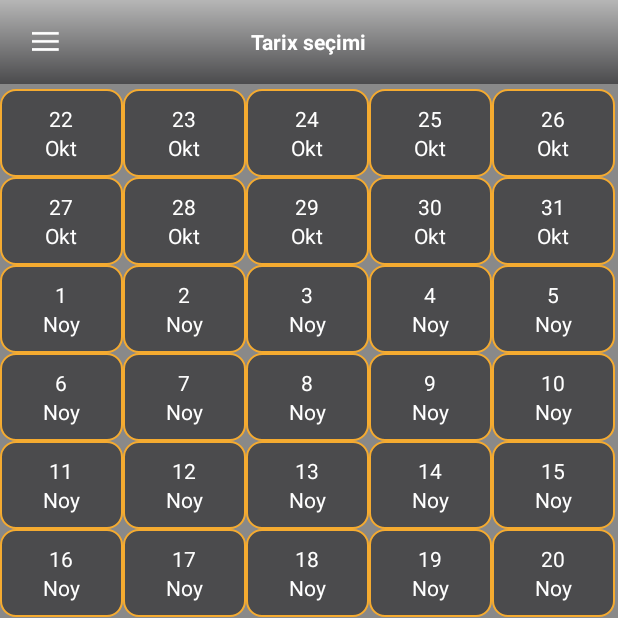
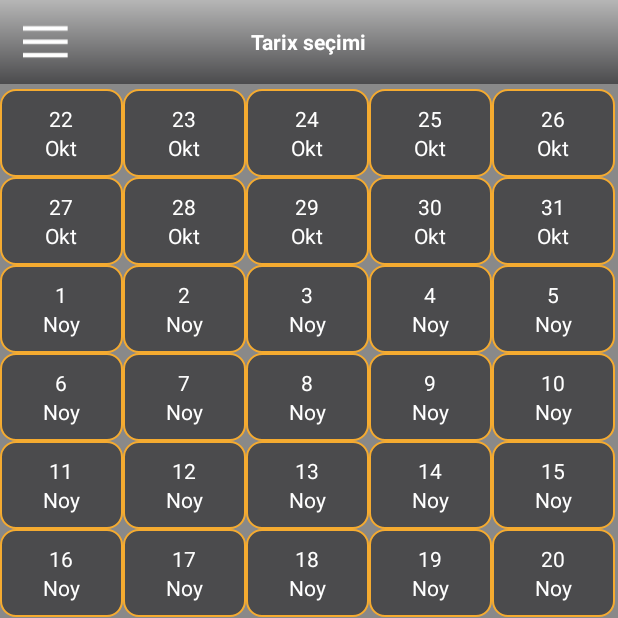
Before and after one commit to nicatguliyev/HunerTest, an Android app: the screen it shows after launch (SelectDate), on a phone screen of 412 x 824 dp, the top half of it. Run offline under Robolectric (Android 15) with nearby library versions, the light colour scheme and no system bars.

Commit message:
Grid Yaradildi

```diff
--- a/app/src/main/java/com/example/artservis/hunertest/SelectDate.java
+++ b/app/src/main/java/com/example/artservis/hunertest/SelectDate.java
@@ -48,14 +48,15 @@ public class SelectDate extends AppCompatActivity {
 
         ActionBar mActionBar = getSupportActionBar();
 
-        mActionBar.setDisplayShowHomeEnabled(false);
-        mActionBar.setDisplayShowTitleEnabled(false);
-        mActionBar.setDisplayShowCustomEnabled(true);
-        mActionBar.setElevation(0);
-        // mActionBar.setBackgroundDrawable(new ColorDrawable(Color.parseColor("#616060")));
-        mActionBar.setBackgroundDrawable(getResources().getDrawable(R.drawable.gradient_actionbar));
-        ViewGroup actionBarLayout = (ViewGroup) getLayoutInflater().inflate(R.layout.select_date_actionbar, null);
-        mActionBar.setCustomView(actionBarLayout);
+      //  mActionBar.setDisplayShowHomeEnabled(false);
+      //  mActionBar.setDisplayShowTitleEnabled(false);
+      //  mActionBar.setDisplayShowCustomEnabled(true);
+      //  mActionBar.setElevation(0);
+      //  mActionBar.setBackgroundDrawable(getResources().getDrawable(R.drawable.gradient_actionbar));
+      //  ViewGroup actionBarLayout = (ViewGroup) getLayoutInflater().inflate(R.layout.select_date_actionbar, null);
+      //  mActionBar.setCustomView(actionBarLayout);
+
+        mActionBar.hide();
 
 
         months.put("01", "Yanvar");
--- /dev/null
+++ b/app/src/main/res/anim/come_from_left.xml
@@ -0,0 +1,4 @@
+<?xml version="1.0" encoding="utf-8"?>
+<translate xmlns:android="http://schemas.android.com/apk/res/android"
+    android:fromXDelta="-25%p" android:toXDelta="0%p"
+    android:duration="300"/>
--- /dev/null
+++ b/app/src/main/res/anim/exit_from_right.xml
@@ -0,0 +1,4 @@
+<?xml version="1.0" encoding="utf-8"?>
+<translate xmlns:android="http://schemas.android.com/apk/res/android"
+    android:fromXDelta="0%p" android:toXDelta="100%p"
+    android:duration="300"/>
--- a/app/src/main/res/layout/activity_select_date.xml
+++ b/app/src/main/res/layout/activity_select_date.xml
@@ -9,11 +9,41 @@
 
 
 
+    <RelativeLayout
+        android:id="@+id/actionBarLyt"
+        android:layout_width="match_parent"
+        android:layout_height="?android:attr/actionBarSize"
+        android:background="@drawable/gradient_actionbar">
+
+        <TextView
+            android:layout_width="wrap_content"
+            android:layout_height="wrap_content"
+            android:layout_centerInParent="true"
+            android:text="Tarix seçimi"
+            android:textColor="#fff"
+            android:textStyle="bold"/>
+
+
+         <ImageView
+             android:layout_width="50dp"
+             android:layout_height="match_parent"
+             android:layout_centerVertical="true"
+             android:layout_marginLeft="5dp"
+             android:padding="10dp"
+             android:clickable="true"
+             android:background="@drawable/menu_button_background"
+             android:src="@drawable/menu_icon"/>
+
+    </RelativeLayout>
+
+
+
     <GridView
         android:id="@+id/gridView"
         android:layout_width="match_parent"
         android:layout_height="match_parent"
         android:columnWidth="90dp"
+        android:layout_below="@+id/actionBarLyt"
         android:layout_above="@+id/nextBtn"
         android:layout_marginTop="5px"
         android:numColumns="auto_fit"/>
--- a/app/src/main/res/layout/select_date_actionbar.xml
+++ b/app/src/main/res/layout/select_date_actionbar.xml
@@ -21,9 +21,10 @@
 
 
             <ImageView
-                android:layout_width="18dp"
-                android:layout_marginLeft="5dp"
-                android:layout_height="18dp"
+                android:id="@+id/menuIcon"
+                android:layout_width="50dp"
+                android:layout_height="50dp"
+                android:padding="5dp"
                 android:layout_centerVertical="true"
                 android:src="@drawable/menu_icon"/>
 
```
Also changed, not shown: app/src/main/java/com/example/artservis/hunertest/Services.java (+24 -0 lines), app/src/main/res/drawable/back_arrow.png (added), app/src/main/res/drawable/big_back_arrow.png (added).
